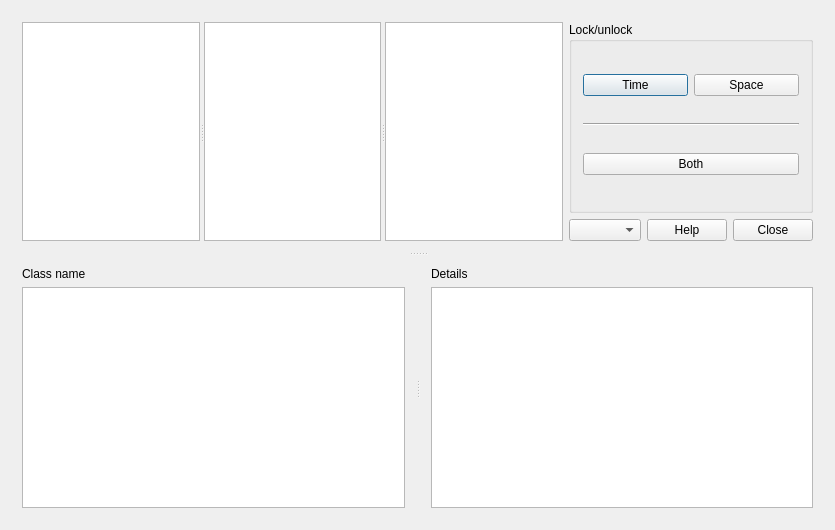
vonmecheln/fet, file fet/src/interface/timetableviewstudentsdaysverticalform_template.ui: the form before one commit.
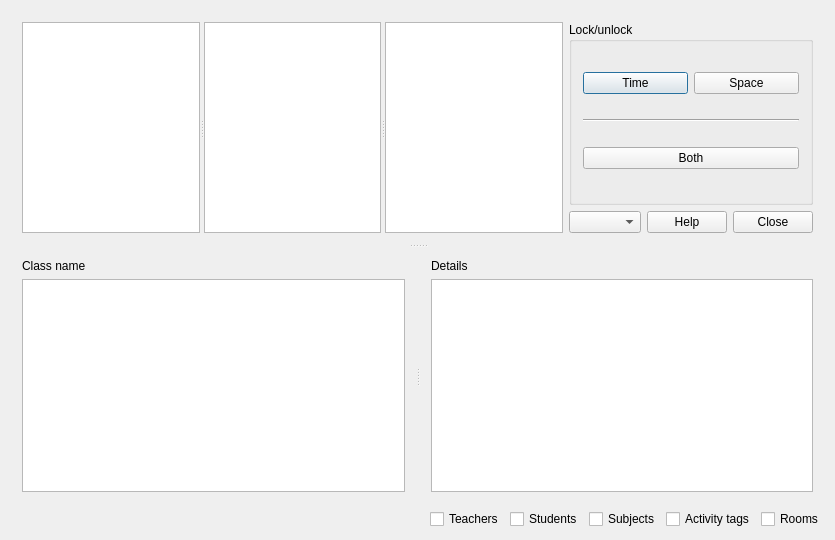
The form after the commit.

Diff of the .ui file:
```diff
--- a/fet/src/interface/timetableviewstudentsdaysverticalform_template.ui
+++ b/fet/src/interface/timetableviewstudentsdaysverticalform_template.ui
@@ -7,7 +7,7 @@
     <x>0</x>
     <y>0</y>
     <width>835</width>
-    <height>530</height>
+    <height>540</height>
    </rect>
   </property>
   <property name="windowTitle">
@@ -106,7 +106,7 @@
       <property name="orientation">
        <enum>Qt::Horizontal</enum>
       </property>
-      <widget class="QWidget" name="">
+      <widget class="QWidget" name="layoutWidget2">
        <layout class="QVBoxLayout" name="verticalLayout">
         <item>
          <widget class="QLabel" name="classNameTextLabel">
@@ -162,6 +162,58 @@
      </widget>
     </widget>
    </item>
+   <item row="1" column="0">
+    <layout class="QHBoxLayout" name="horizontalLayout_5">
+     <item>
+      <spacer name="horizontalSpacer_2">
+       <property name="orientation">
+        <enum>Qt::Horizontal</enum>
+       </property>
+       <property name="sizeHint" stdset="0">
+        <size>
+         <width>40</width>
+         <height>20</height>
+        </size>
+       </property>
+      </spacer>
+     </item>
+     <item>
+      <widget class="QCheckBox" name="teachersCheckBox">
+       <property name="text">
+        <string>Teachers</string>
+       </property>
+      </widget>
+     </item>
+     <item>
+      <widget class="QCheckBox" name="studentsCheckBox">
+       <property name="text">
+        <string>Students</string>
+       </property>
+      </widget>
+     </item>
+     <item>
+      <widget class="QCheckBox" name="subjectsCheckBox">
+       <property name="text">
+        <string>Subjects</string>
+       </property>
+      </widget>
+     </item>
+     <item>
+      <widget class="QCheckBox" name="activityTagsCheckBox">
+       <property name="text">
+        <string>Activity tags</string>
+       </property>
+      </widget>
+     </item>
+     <item>
+      <widget class="QCheckBox" name="roomsCheckBox">
+       <property name="text">
+        <string>Rooms</string>
+       </property>
+      </widget>
+     </item>
+    </layout>
+   </item>
   </layout>
  </widget>
  <layoutdefault spacing="6" margin="11"/>
```
